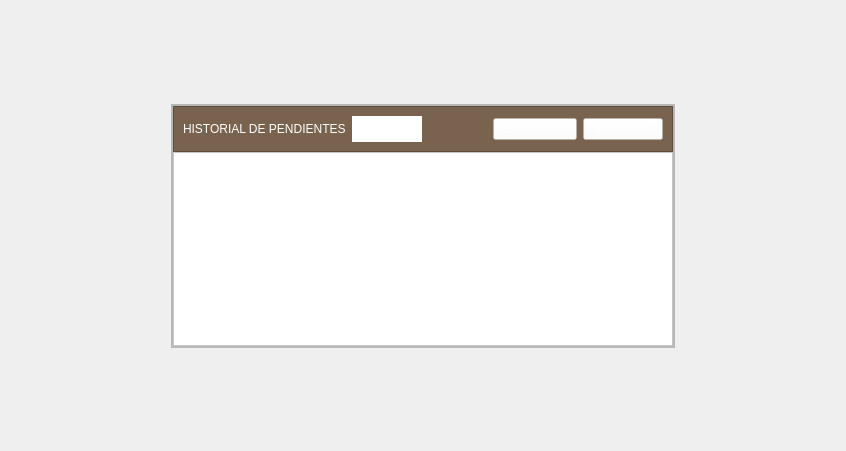
altitude-solutions/Camino_Real_Desktop, file tasks.ui: the form before one commit.
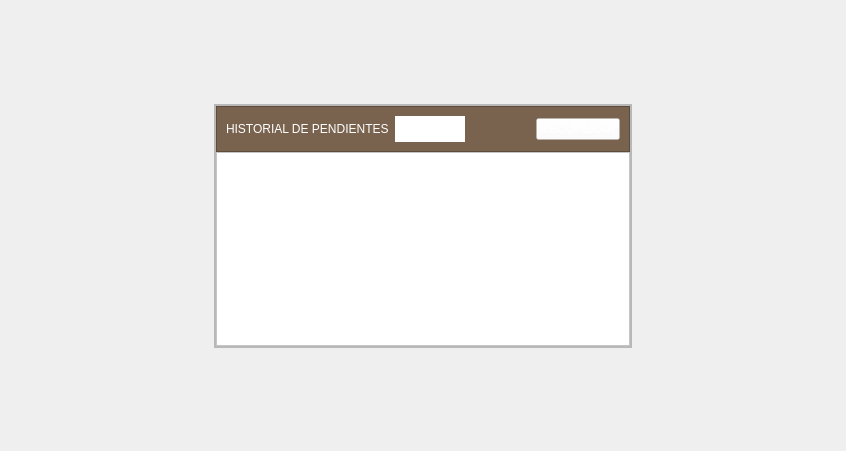
The form after the commit.

```diff
--- a/tasks.ui
+++ b/tasks.ui
@@ -182,22 +182,6 @@
                 </property>
                </widget>
               </item>
-              <item>
-               <widget class="QPushButton" name="delete_butt_2">
-                <property name="styleSheet">
-                 <string notr="true">font: 10pt &quot;MS Shell Dlg 2&quot;;
-color:white;
-background-color:rgba(255,255,255,30%);
-min-width:8em;
-max-width:8em;
-min-height:2em;
-max-height:2em;</string>
-                </property>
-                <property name="text">
-                 <string>BORRAR</string>
-                </property>
-               </widget>
-              </item>
              </layout>
             </widget>
            </item>
```
